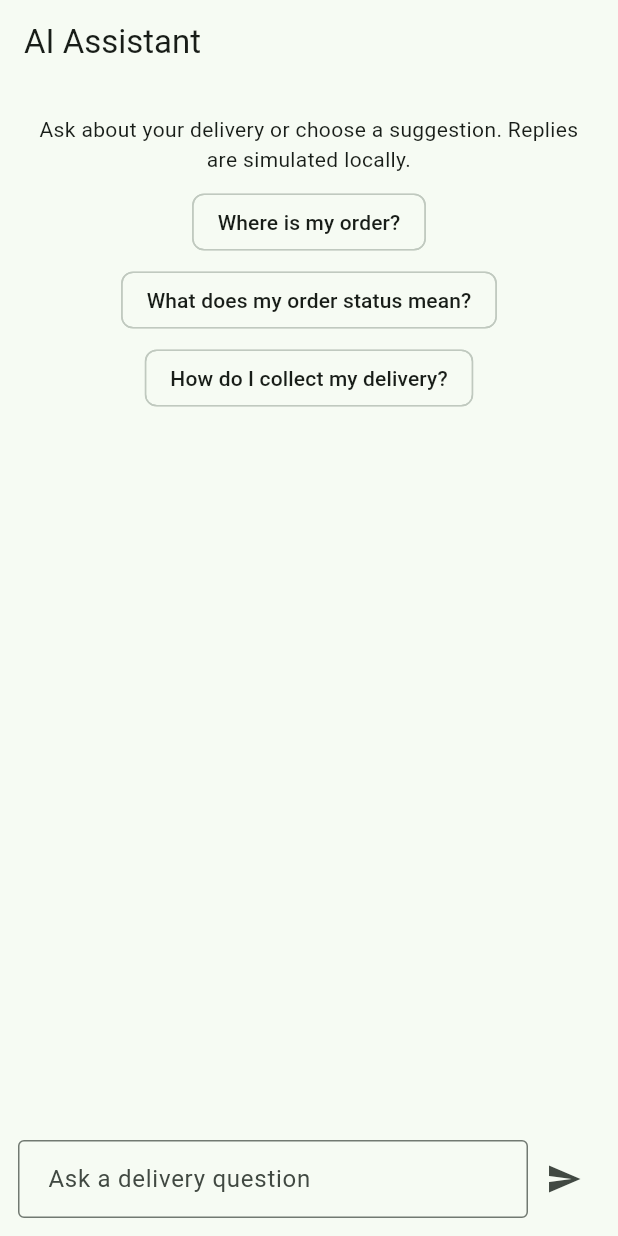
After one commit to nguyentuio1/learning_app, a Flutter app: the AiAssistantPage screen opened by its route, on a phone screen of 412 x 824 dp. The commit adds this screen. Run offline on Flutter 3.47's test engine with Material 3 defaults, Android fonts, the phone set to English and light mode, and no system bars; our stand-ins replace dio, flutter_map, flutter_riverpod, flutter_secure_storage, go_router, image_picker and 1 more; missing offline and left inert: signalr_netcore; accounts and stored records are empty.

Commit message:
feat(LA-169): complete customer app screens (C01-C27) and documentation

```diff
--- a/frontend/mobile/lib/data/models/delivery_order_detail_response_dto.dart
+++ b/frontend/mobile/lib/data/models/delivery_order_detail_response_dto.dart
@@ -120,11 +120,13 @@ class DeliveryOrderStatusLogDto {
     required this.toStatus,
     required this.createdAt,
     this.fromStatus,
+    this.changedBy,
     this.remarks,
   });
 
   final String? fromStatus;
   final String toStatus;
+  final String? changedBy;
   final String? remarks;
   final DateTime createdAt;
 
@@ -132,6 +134,7 @@ class DeliveryOrderStatusLogDto {
       DeliveryOrderStatusLogDto(
         fromStatus: json['fromStatus'] as String?,
         toStatus: json['toStatus'] as String,
+        changedBy: json['changedBy'] as String?,
         remarks: json['remarks'] as String?,
         createdAt: DateTime.parse(json['createdAt'] as String).toUtc(),
       );
--- /dev/null
+++ b/frontend/mobile/lib/presentation/customer/assistant/ai_assistant_page.dart
@@ -0,0 +1,173 @@
+import 'package:flutter/material.dart';
+
+class AiAssistantPage extends StatefulWidget {
+  const AiAssistantPage({this.orderId, this.trackingNumber, super.key});
+
+  final String? orderId;
+  final String? trackingNumber;
+
+  @override
+  State<AiAssistantPage> createState() => _AiAssistantPageState();
+}
+
+class _AiAssistantPageState extends State<AiAssistantPage> {
+  static const _prompts = [
+    'Where is my order?',
+    'What does my order status mean?',
+    'How do I collect my delivery?',
+  ];
+
+  final _messageController = TextEditingController();
+  final _messages = <({bool fromCustomer, String text})>[];
+
+  @override
+  void dispose() {
+    _messageController.dispose();
+    super.dispose();
+  }
+
+  void _send([String? prompt]) {
+    final question = (prompt ?? _messageController.text).trim();
+    if (question.isEmpty) return;
+    setState(() {
+      _messages
+        ..add((fromCustomer: true, text: question))
+        ..add((fromCustomer: false, text: _localReply(question)));
+      _messageController.clear();
+    });
+  }
+
+  String _localReply(String question) {
+    final contextCodes = {
+      if (widget.orderId?.isNotEmpty == true) widget.orderId!.toUpperCase(),
+      if (widget.trackingNumber?.isNotEmpty == true)
+        widget.trackingNumber!.toUpperCase(),
+    };
+    final codePattern = RegExp(
+      r'\b[A-Z0-9]{2,}(?:-[A-Z0-9]{2,})+\b',
+      caseSensitive: false,
+    );
+    final includesForeignCode = codePattern
+        .allMatches(question)
+        .any((match) => !contextCodes.contains(match.group(0)!.toUpperCase()));
+    final asksAboutSomeoneElse = RegExp(
+      r"\b(another customer|other customer|someone else's|their order|not my order)\b",
+      caseSensitive: false,
+    ).hasMatch(question);
+    if (includesForeignCode || asksAboutSomeoneElse) {
+      return "I can’t access or discuss another customer’s tracking information. "
+          'For privacy, ask about your own order instead.';
+    }
+
+    final normalizedQuestion = question.toLowerCase();
+    if (normalizedQuestion.contains('where') ||
+        normalizedQuestion.contains('track') ||
+        normalizedQuestion.contains('status')) {
+      if (widget.trackingNumber != null || widget.orderId != null) {
+        return 'This local demo has your order context '
+            '(${widget.trackingNumber ?? widget.orderId}). '
+            'Check the order tracking screen for its latest status.';
+      }
+      return 'This assistant is running in local simulation mode. '
+          'Open one of your orders and ask again with its context to get '
+          'order-specific guidance.';
+    }
+    if (normalizedQuestion.contains('collect') ||
+        normalizedQuestion.contains('pickup')) {
+      return 'When your order reaches ARRIVED, open its details and enter '
+          'the pickup code to complete collection.';
+    }
+    return 'I can help with delivery status, tracking, and pickup guidance. '
+        'This response is generated locally for the demo.';
+  }
+
+  @override
+  Widget build(BuildContext context) => Scaffold(
+    appBar: AppBar(title: const Text('AI Assistant')),
+    body: Column(
+      children: [
+        if (widget.orderId != null || widget.trackingNumber != null)
+          ListTile(
+            leading: const Icon(Icons.local_shipping_outlined),
+            title: const Text('Order context'),
+            subtitle: Text(widget.trackingNumber ?? widget.orderId!),
+          ),
+        if (_messages.isEmpty) ...[
+          const Padding(
+            padding: EdgeInsets.fromLTRB(16, 20, 16, 8),
+            child: Text(
+              'Ask about your delivery or choose a suggestion. '
+              'Replies are simulated locally.',
+              textAlign: TextAlign.center,
+            ),
+          ),
+          Padding(
+            padding: const EdgeInsets.symmetric(horizontal: 12),
+            child: Wrap(
+              spacing: 8,
+              runSpacing: 4,
+              alignment: WrapAlignment.center,
+              children: [
+                for (var index = 0; index < _prompts.length; index++)
+                  ActionChip(
+                    key: Key('assistant-prompt-$index'),
+                    label: Text(_prompts[index]),
+                    onPressed: () => _send(_prompts[index]),
+                  ),
+              ],
+            ),
+          ),
+        ],
+        Expanded(
+          child: ListView(
+            padding: const EdgeInsets.all(16),
+            children: [
+              for (final message in _messages)
+                Align(
+                  alignment: message.fromCustomer
+                      ? Alignment.centerRight
+                      : Alignment.centerLeft,
+                  child: Card(
+                    color: message.fromCustomer
+                        ? Theme.of(context).colorScheme.primaryContainer
+                        : Theme.of(context).colorScheme.surfaceContainerHighest,
+                    child: Padding(
+                      padding: const EdgeInsets.all(12),
+                      child: Text(message.text),
+                    ),
+                  ),
+                ),
+            ],
+          ),
+        ),
+        SafeArea(
+          child: Padding(
+            padding: const EdgeInsets.fromLTRB(12, 4, 12, 12),
+            child: Row(
+              children: [
+                Expanded(
+                  child: TextField(
+                    key: const Key('assistant-message-input'),
+                    controller: _messageController,
+                    textInputAction: TextInputAction.send,
+                    onSubmitted: (_) => _send(),
+                    decoration: const InputDecoration(
+                      hintText: 'Ask a delivery question',
+                      border: OutlineInputBorder(),
+                    ),
+                  ),
+                ),
+                IconButton(
+                  key: const Key('assistant-send-button'),
+                  tooltip: 'Send',
+                  onPressed: _send,
+                  icon: const Icon(Icons.send),
+                ),
+              ],
+            ),
+          ),
+        ),
+      ],
+    ),
+  );
+}
--- a/frontend/mobile/lib/presentation/customer/orders/order_detail_page.dart
+++ b/frontend/mobile/lib/presentation/customer/orders/order_detail_page.dart
@@ -220,6 +220,24 @@ class _OrderDetailPageState extends ConsumerState<OrderDetailPage> {
               detail.statusLogs[index],
               index < detail.statusLogs.length - 1,
             ),
+        OutlinedButton.icon(
+          key: const Key('view-order-history-button'),
+          onPressed: () =>
+              context.push(RoutePaths.customerOrderHistoryFor(order.id)),
+          icon: const Icon(Icons.history),
+          label: const Text('View Order History'),
+        ),
+        OutlinedButton.icon(
+          key: const Key('ask-ai-assistant-button'),
+          onPressed: () => context.push(
+            RoutePaths.customerAssistantFor(
+              orderId: order.id,
+              trackingNumber: order.trackingNumber,
+            ),
+          ),
+          icon: const Icon(Icons.chat_outlined),
+          label: const Text('Ask AI Assistant'),
+        ),
         if (order.status == 'ARRIVED')
           FilledButton.icon(
             key: const Key('enter-pickup-code-button'),
--- a/frontend/mobile/lib/routes/app_router.dart
+++ b/frontend/mobile/lib/routes/app_router.dart
@@ -16,8 +16,10 @@ import '../presentation/customer/orders/edit_delivery_order_page.dart';
 import '../presentation/customer/orders/create_order_page.dart';
 import '../presentation/customer/orders/my_orders_page.dart';
 import '../presentation/customer/orders/order_detail_page.dart';
+import '../presentation/customer/orders/order_history_page.dart';
 import '../presentation/customer/orders/order_submitted_page.dart';
 import '../presentation/customer/orders/review_order_page.dart';
+import '../presentation/customer/assistant/ai_assistant_page.dart';
 import '../presentation/customer/tracking/order_tracking_page.dart';
 import '../presentation/customer/packages/add_edit_package_page.dart';
 import '../presentation/customer/packages/packages_list_page.dart';
@@ -29,6 +31,7 @@ import '../presentation/operator/pickup/package_pickup_page.dart';
 import '../presentation/profile/change_password_page.dart';
 import '../presentation/profile/edit_profile_page.dart';
 import '../presentation/profile/profile_page.dart';
+import '../presentation/profile/theme_settings_page.dart';
 import 'route_paths.dart';
 
 /// Router theo flavor + chặn truy cập theo trạng thái đăng nhập:
@@ -132,6 +135,10 @@ final routerProvider = Provider<GoRouter>((ref) {
         ),
       if (flavor == AppFlavor.customer) ...[
         GoRoute(
+          path: RoutePaths.themeSettings,
+          builder: (_, _) => const ThemeSettingsPage(),
+        ),
+        GoRoute(
           path: RoutePaths.customerNotifications,
           builder: (_, _) => const NotificationsListPage(),
         ),
@@ -185,6 +192,33 @@ final routerProvider = Provider<GoRouter>((ref) {
           },
         ),
         GoRoute(
+          path: RoutePaths.customerOrderHistory,
+          builder: (_, state) =>
+              OrderHistoryPage(orderId: state.pathParameters['orderId'] ?? ''),
+        ),
+        GoRoute(
+          path: RoutePaths.customerAssistant,
+          builder: (_, state) {
+            final extra = state.extra;
+            final extraOrderId = switch (extra) {
+              DeliveryOrder order => order.id,
+              Map values => values['orderId']?.toString(),
+              _ => null,
+            };
+            final extraTrackingNumber = switch (extra) {
+              DeliveryOrder order => order.trackingNumber,
+              Map values => values['trackingNumber']?.toString(),
+              _ => null,
+            };
+            return AiAssistantPage(
+              orderId: state.uri.queryParameters['orderId'] ?? extraOrderId,
+              trackingNumber:
+                  state.uri.queryParameters['trackingNumber'] ??
+                  extraTrackingNumber,
+            );
+          },
+        ),
+        GoRoute(
           path: RoutePaths.customerOrderConfirmDelivery,
           builder: (_, state) {
             final order = state.extra;
```
Also changed, not shown: frontend/mobile/lib/presentation/customer/notifications/notifications_list_page.dart (+19 -17 lines), frontend/mobile/lib/presentation/customer/orders/confirm_delivery_page.dart (+23 -43 lines), frontend/mobile/lib/presentation/customer/orders/delivery_confirmation_controller.dart (+25 -37 lines), frontend/mobile/lib/presentation/customer/orders/order_history_page.dart (added, +141 -0 lines), frontend/mobile/lib/presentation/customer/tracking/order_tracking_page.dart (+6 -3 lines), frontend/mobile/lib/presentation/profile/profile_page.dart (+55 -13 lines), frontend/mobile/lib/presentation/profile/theme_settings_page.dart (added, +57 -0 lines), frontend/mobile/lib/routes/route_paths.dart (+19 -0 lines), 5 other files.
